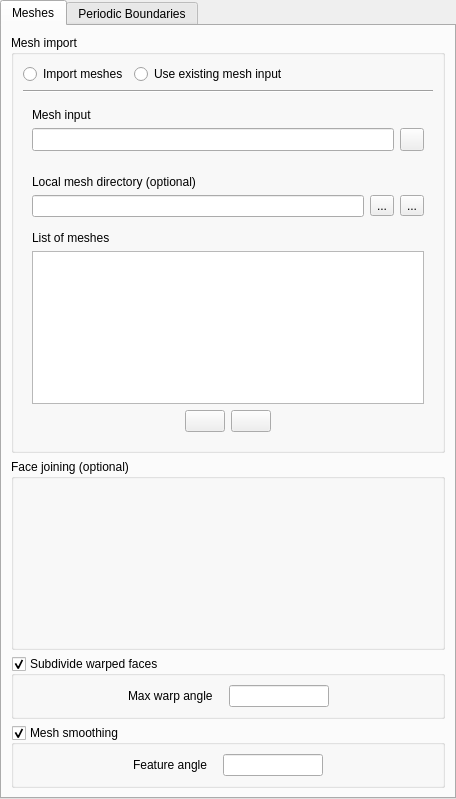
Old version of the form gui/Pages/SolutionDomainForm.ui in the repository code-saturne/code_saturne.
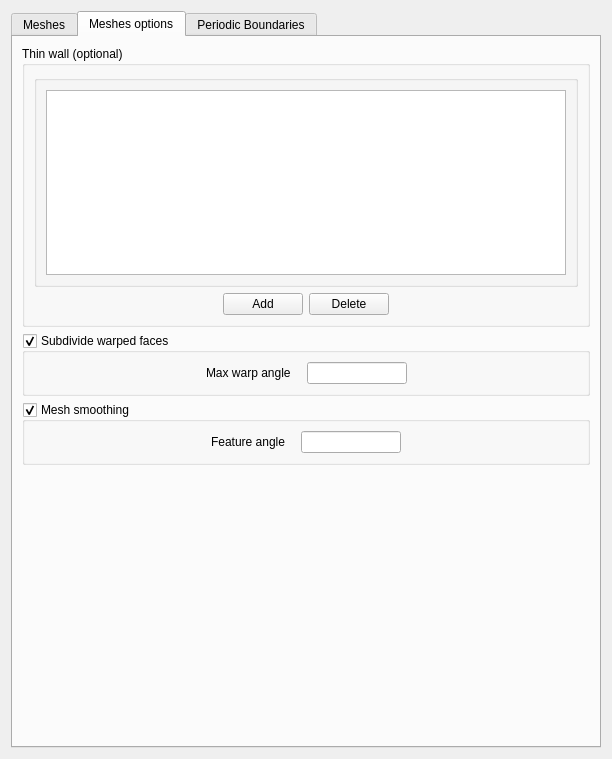
New version of the form. The open tabs and pages were chosen to show the change. Icons and pictures are not drawn. Custom widgets are drawn as their Qt base class.

Commit message: add thin wall definition in GUI

Diff of the .ui file:
```diff
--- a/gui/Pages/SolutionDomainForm.ui
+++ b/gui/Pages/SolutionDomainForm.ui
@@ -6,8 +6,8 @@
    <rect>
     <x>0</x>
     <y>0</y>
-    <width>456</width>
-    <height>799</height>
+    <width>592</width>
+    <height>740</height>
    </rect>
   </property>
   <property name="sizePolicy">
@@ -19,10 +19,7 @@
   <property name="windowTitle">
    <string>Form</string>
   </property>
-  <layout class="QGridLayout">
-   <property name="margin">
-    <number>0</number>
-   </property>
+  <layout class="QGridLayout" name="gridLayout_6">
    <item row="0" column="0">
     <widget class="QTabWidget" name="tabWidget">
      <property name="toolTip">
@@ -35,7 +32,7 @@
       <attribute name="title">
        <string>Meshes</string>
       </attribute>
-      <layout class="QGridLayout" name="gridLayout_3">
+      <layout class="QGridLayout" name="gridLayout_4">
        <item row="0" column="0">
         <widget class="QGroupBox" name="groupBoxMeshes">
          <property name="toolTip">
@@ -373,6 +370,116 @@
         </widget>
        </item>
        <item row="2" column="0">
+        <spacer>
+         <property name="orientation">
+          <enum>Qt::Vertical</enum>
+         </property>
+         <property name="sizeType">
+          <enum>QSizePolicy::Expanding</enum>
+         </property>
+         <property name="sizeHint" stdset="0">
+          <size>
+           <width>8</width>
+           <height>8</height>
+          </size>
+         </property>
+        </spacer>
+       </item>
+      </layout>
+     </widget>
+     <widget class="QWidget" name="tab_3">
+      <attribute name="title">
+       <string>Meshes options</string>
+      </attribute>
+      <layout class="QGridLayout" name="gridLayout_5">
+       <item row="0" column="0">
+        <widget class="QGroupBox" name="groupBoxThinWall">
+         <property name="title">
+          <string>Thin wall (optional)</string>
+         </property>
+         <layout class="QGridLayout" name="gridLayout_3">
+          <item row="0" column="0">
+           <widget class="QGroupBox" name="groupBoxThinWall_2">
+            <property name="title">
+             <string/>
+            </property>
+            <layout class="QGridLayout" name="_4">
+             <property name="margin">
+              <number>9</number>
+             </property>
+             <property name="spacing">
+              <number>6</number>
+             </property>
+             <item row="0" column="0">
+              <widget class="QTableView" name="tableViewThinWall"/>
+             </item>
+            </layout>
+           </widget>
+          </item>
+          <item row="1" column="0">
+           <layout class="QHBoxLayout" name="_5">
+            <property name="spacing">
+             <number>6</number>
+            </property>
+            <property name="margin">
+             <number>0</number>
+            </property>
+            <item>
+             <spacer>
+              <property name="orientation">
+               <enum>Qt::Horizontal</enum>
+              </property>
+              <property name="sizeHint" stdset="0">
+               <size>
+                <width>17</width>
+                <height>17</height>
+               </size>
+              </property>
+             </spacer>
+            </item>
+            <item>
+             <layout class="QHBoxLayout" name="_6">
+              <property name="spacing">
+               <number>6</number>
+              </property>
+              <property name="margin">
+               <number>0</number>
+              </property>
+              <item>
+               <widget class="QPushButton" name="pushButtonAddThinWall">
+                <property name="text">
+                 <string>Add</string>
+                </property>
+               </widget>
+              </item>
+              <item>
+               <widget class="QPushButton" name="pushButtonDeleteThinWall">
+                <property name="text">
+                 <string>Delete</string>
+                </property>
+               </widget>
+              </item>
+             </layout>
+            </item>
+            <item>
+             <spacer>
+              <property name="orientation">
+               <enum>Qt::Horizontal</enum>
+              </property>
+              <property name="sizeHint" stdset="0">
+               <size>
+                <width>17</width>
+                <height>17</height>
+               </size>
+              </property>
+             </spacer>
+            </item>
+           </layout>
+          </item>
+         </layout>
+        </widget>
+       </item>
+       <item row="1" column="0">
         <widget class="QGroupBox" name="groupBoxWarp">
          <property name="title">
           <string>Subdivide warped faces</string>
@@ -380,7 +487,7 @@
          <property name="checkable">
           <bool>true</bool>
          </property>
-         <layout class="QGridLayout">
+         <layout class="QGridLayout" name="_33">
           <item row="0" column="0">
            <widget class="QFrame" name="frameWarp">
             <property name="frameShape">
@@ -389,7 +496,7 @@
             <property name="frameShadow">
              <enum>QFrame::Raised</enum>
             </property>
-            <layout class="QGridLayout">
+            <layout class="QGridLayout" name="_34">
              <property name="margin">
               <number>0</number>
              </property>
@@ -397,7 +504,7 @@
               <number>0</number>
              </property>
              <item row="0" column="0">
-              <layout class="QHBoxLayout">
+              <layout class="QHBoxLayout" name="_35">
                <item>
                 <spacer>
                  <property name="orientation">
@@ -412,9 +519,9 @@
                 </spacer>
                </item>
                <item>
-                <layout class="QHBoxLayout">
+                <layout class="QHBoxLayout" name="_36">
                  <item>
-                  <widget class="QLabel" name="label_4">
+                  <widget class="QLabel" name="label_9">
                    <property name="statusTip">
                     <string>Faces are cut with a Delaunay method if their warp angle is greatter than an minimal angle in degrees (default angle value: 0.01).</string>
                    </property>
@@ -469,7 +576,7 @@
          </layout>
         </widget>
        </item>
-       <item row="3" column="0">
+       <item row="2" column="0">
         <widget class="QGroupBox" name="groupBoxMeshSmooth">
          <property name="title">
           <string>Mesh smoothing</string>
@@ -477,7 +584,7 @@
          <property name="checkable">
           <bool>true</bool>
          </property>
-         <layout class="QGridLayout" name="_4">
+         <layout class="QGridLayout" name="_29">
           <item row="0" column="0">
            <widget class="QFrame" name="frameSmooth">
             <property name="frameShape">
@@ -486,7 +593,7 @@
             <property name="frameShadow">
              <enum>QFrame::Raised</enum>
             </property>
-            <layout class="QGridLayout" name="_5">
+            <layout class="QGridLayout" name="_30">
              <property name="margin">
               <number>0</number>
              </property>
@@ -494,7 +601,7 @@
               <number>0</number>
              </property>
              <item row="0" column="0">
-              <layout class="QHBoxLayout" name="_6">
+              <layout class="QHBoxLayout" name="_31">
                <item>
                 <spacer>
                  <property name="orientation">
@@ -509,7 +616,7 @@
                 </spacer>
                </item>
                <item>
-                <layout class="QHBoxLayout" name="_7">
+                <layout class="QHBoxLayout" name="_32">
                  <item>
                   <widget class="QLabel" name="label_5">
                    <property name="statusTip">
@@ -566,18 +673,15 @@
          </layout>
         </widget>
        </item>
-       <item row="4" column="0">
-        <spacer>
+       <item row="3" column="0">
+        <spacer name="verticalSpacer_2">
          <property name="orientation">
           <enum>Qt::Vertical</enum>
          </property>
-         <property name="sizeType">
-          <enum>QSizePolicy::Expanding</enum>
-         </property>
          <property name="sizeHint" stdset="0">
           <size>
-           <width>8</width>
-           <height>8</height>
+           <width>568</width>
+           <height>279</height>
           </size>
          </property>
         </spacer>
```
Left out of the diff: 6 changed lines with no effect on the pictures. The commit also changes 5 other files.
